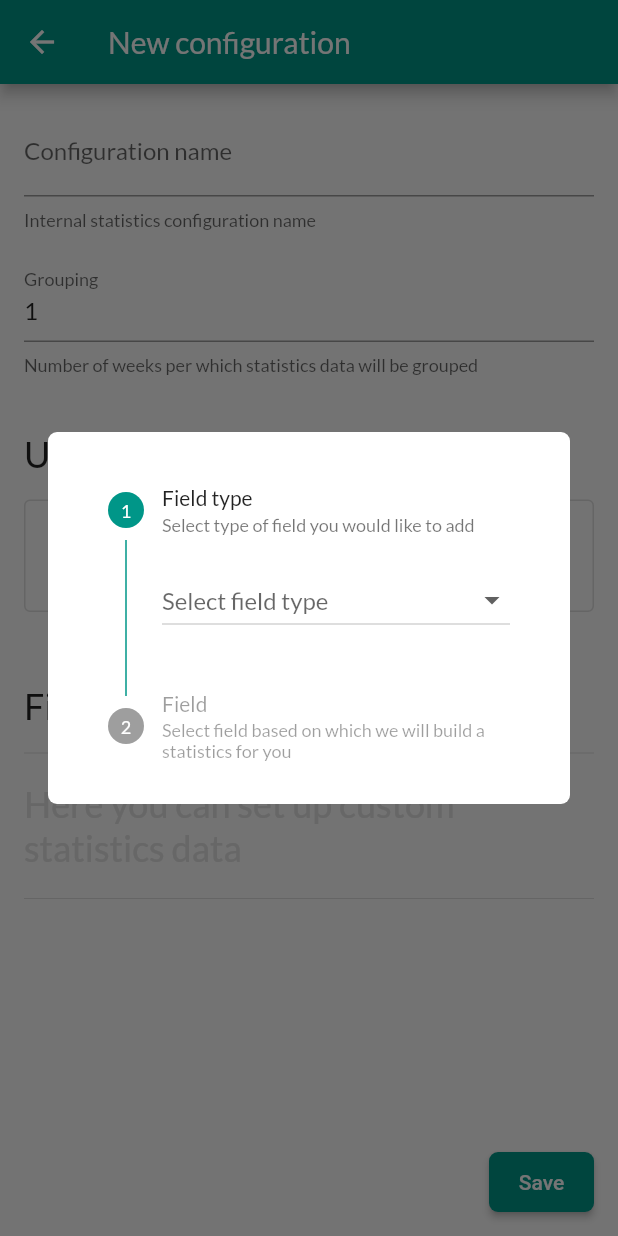
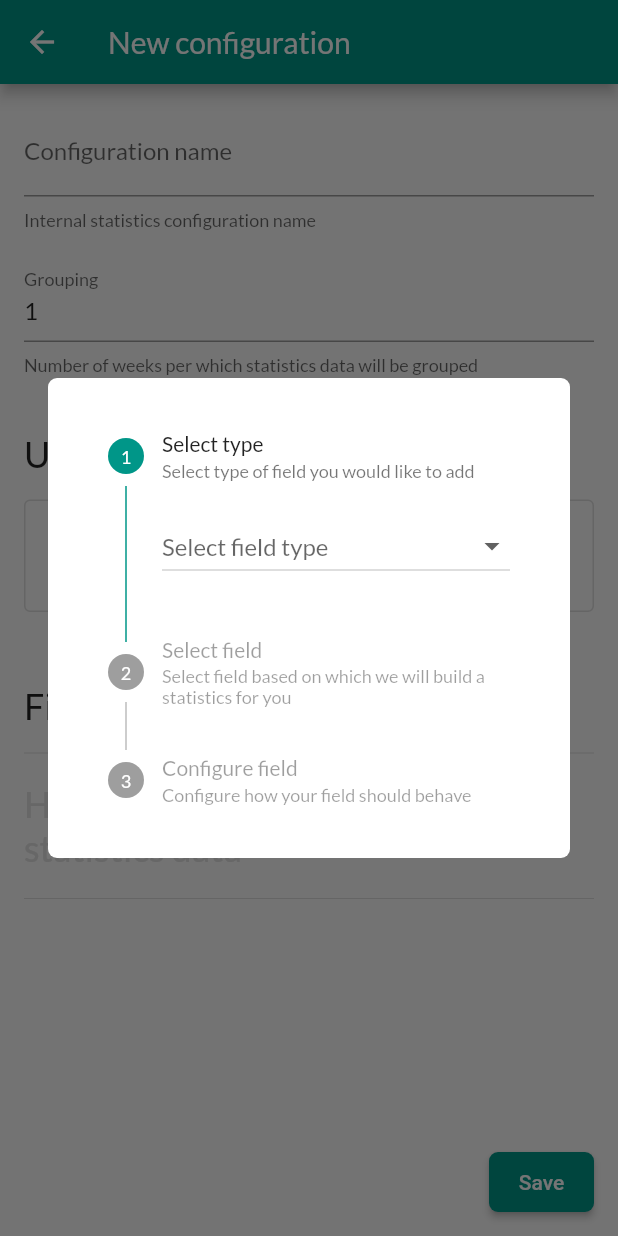
Before and after one commit to elopage/elopage_performance, a Flutter app: the ConfigurationEditPage screen opened directly, after a tap on "+ add", on a phone screen of 412 x 824 dp. Run offline on Flutter 3.47's test engine with Material 2 defaults, Android fonts, the phone set to English and light mode, and no system bars; our stand-ins replace get_it, google_fonts, hive_flutter; missing offline and left inert: atlassian_apis; accounts and stored records are empty; statements that could not run were skipped.

Commit message:
Number configs finished

```diff
--- a/lib/main.dart
+++ b/lib/main.dart
@@ -1,4 +1,4 @@
-import 'package:elopage_performance/src/pages/configs_page.dart';
+import 'package:elopage_performance/src/pages/configurations_page.dart';
 import 'package:flutter/material.dart';
 import 'package:google_fonts/google_fonts.dart';
 import 'package:hive_flutter/hive_flutter.dart';
@@ -18,7 +18,7 @@ class MyApp extends StatelessWidget {
   Widget build(BuildContext context) {
     final theme = ThemeData(primarySwatch: Colors.teal);
     return MaterialApp(
-      home: const ConfigsPage(),
+      home: const ConfigurationsPage(),
       title: 'elopage performance',
       debugShowCheckedModeBanner: false,
       theme: theme.copyWith(textTheme: GoogleFonts.latoTextTheme()),
--- /dev/null
+++ b/lib/src/components/fields_configuration_selector.dart
@@ -0,0 +1,232 @@
+import 'package:atlassian_apis/jira_platform.dart' hide FieldConfiguration;
+import 'package:elopage_performance/src/extensions/field_details_ext.dart';
+import 'package:elopage_performance/src/jira/jira.dart';
+import 'package:elopage_performance/src/models/field_configuration.dart';
+import 'package:elopage_performance/src/models/fileld_type.dart';
+import 'package:elopage_performance/src/service_locator.dart';
+import 'package:flutter/material.dart';
+
+class FieldsConfigurationSelector extends StatefulWidget {
+  const FieldsConfigurationSelector({Key? key, this.exclude = const []}) : super(key: key);
+
+  final List<FieldConfiguration> exclude;
+
+  @override
+  State<FieldsConfigurationSelector> createState() => _FieldsConfigurationSelectorState();
+}
+
+class _FieldsConfigurationSelectorState extends State<FieldsConfigurationSelector> {
+  FieldType? type;
+  FieldDetails? field;
+  FieldConfiguration? configuration;
+
+  int currentStep = 0;
+  List<FieldDetails>? detailsOptions;
+
+  void didChangeField(final FieldDetails? fieldDetails) {
+    if (!mounted || field == fieldDetails) return;
+
+    field = fieldDetails;
+    configuration = null;
+    currentStep = 2;
+
+    setState(() {});
+  }
+
+  Future<void> didChangeFieldType(final FieldType? value) async {
+    if (type == value) return;
+
+    field = null;
+    currentStep = 1;
+    if (mounted) setState(() {});
+
+    final jira = serviceLocator<Jira>();
+    final fields = await jira.issueFields.getFields();
+
+    type = value;
+    field = null;
+
+    detailsOptions = fields.where((f) => f.type == type && !widget.exclude.any((e) => e.field.id == f.id)).toList();
+
+    if (mounted) setState(() {});
+  }
+
+  @override
+  Widget build(BuildContext context) {
+    return Center(
+      child: Container(
+        margin: const EdgeInsets.all(32),
+        padding: const EdgeInsets.all(16),
+        constraints: const BoxConstraints(maxHeight: 500, minWidth: 350, maxWidth: 500),
+        decoration: BoxDecoration(
+          borderRadius: BorderRadius.circular(6),
+          color: Theme.of(context).dialogBackgroundColor,
+        ),
+        child: Material(
+          color: Colors.transparent,
+          child: Stepper(
+            currentStep: currentStep,
+            onStepTapped: (i) {
+              if (mounted) setState(() => currentStep = i);
+            },
+            controlsBuilder: buildControls,
+            steps: [
+              Step(
+                isActive: true,
+                title: Text('Select type ${type?.value != null ? '(${type?.value})' : ''}'),
+                subtitle: const Text('Select type of field you would like to add'),
+                content: DropdownButton<FieldType>(
+                  value: type,
+                  isExpanded: true,
+                  onChanged: didChangeFieldType,
+                  focusColor: Colors.transparent,
+                  hint: const Text('Select field type'),
+                  items: FieldType.defined.map((t) => DropdownMenuItem(value: t, child: Text(t.name))).toList(),
+                ),
+              ),
+              Step(
+                isActive: type != null,
+                title: Text('Select field ${field?.name != null ? '(${field?.name})' : ''}'),
+                state: type != null ? StepState.indexed : StepState.disabled,
+                subtitle: const Text('Select field based on which we will build a statistics for you'),
+                content: DropdownButton<FieldDetails>(
+                  value: field,
+                  isExpanded: true,
+                  onChanged: didChangeField,
+                  focusColor: Colors.transparent,
+                  hint: const Text('Select field'),
+                  borderRadius: BorderRadius.circular(6),
+                  items: detailsOptions?.map((d) => DropdownMenuItem(value: d, child: Text(d.name ?? ''))).toList(),
+                ),
+              ),
+              Step(
+                isActive: field != null,
+                title: const Text('Configure field'),
+                content: buildConfiguration(context),
+                state: field != null ? StepState.indexed : StepState.disabled,
+                subtitle: const Text('Configure how your field should behave'),
+              ),
+            ],
+          ),
+        ),
+      ),
+    );
+  }
+
+  Widget buildConfiguration(BuildContext context) {
+    switch (field?.type) {
+      case FieldType.number:
+        return _NumberFieldConfigurator(
+          field: field!,
+          key: ValueKey(field?.id),
+          onConfigurationChanged: (value) {
+            if (mounted) setState(() => configuration = value);
+          },
+        );
+
+      default:
+        return Align(
+          alignment: Alignment.centerLeft,
+          child: Text(
+            'This field has no configuration - feel free to continue',
+            style: Theme.of(context).textTheme.subtitle2?.copyWith(color: Colors.grey),
+          ),
+        );
+    }
+  }
+
+  Widget buildControls(BuildContext context, ControlsDetails controlsDetails) {
+    switch (controlsDetails.stepIndex) {
+      case 0:
+      case 1:
+        return const SizedBox.shrink();
+
+      case 2:
+      default:
+        return Align(
+          alignment: Alignment.centerRight,
+          child: Padding(
+            padding: const EdgeInsets.only(top: 16.0),
+            child: ElevatedButton(
+              onPressed: configuration != null ? () => Navigator.pop(context, configuration) : null,
+              style: ElevatedButton.styleFrom(elevation: 0),
+              child: const Text('Add field to statistics'),
+            ),
+          ),
+        );
+    }
+  }
+
+  void onStepTapped(final int index) {
+    if (mounted) setState(() => currentStep = index);
+  }
+}
+
+class _NumberFieldConfigurator extends StatefulWidget {
+  const _NumberFieldConfigurator({Key? key, required this.field, required this.onConfigurationChanged})
+      : super(key: key);
+
+  final FieldDetails field;
+  final ValueChanged<NumberFieldConfiguration?> onConfigurationChanged;
+
+  @override
+  State<_NumberFieldConfigurator> createState() => _NumberFieldConfiguratorState();
+}
+
+class _NumberFieldConfiguratorState extends State<_NumberFieldConfigurator> {
+  NumberFieldRepresentation? representation;
+
+  @override
+  void initState() {
+    super.initState();
+    assert(widget.field.type == FieldType.number, '_NumberFieldConfigurator works only with Number type fields');
+  }
+
+  @override
+  Widget build(BuildContext context) {
+    return Column(
+      crossAxisAlignment: CrossAxisAlignment.start,
+      children: [
+        Text(
+          'Choose representation of number value. '
+          'Values like "Original estimate" or "Time spent" '
+          'Jira represent as numbers in seconds, so those '
+          'will look better with time representation mode.',
+          style: Theme.of(context).textTheme.labelMedium?.copyWith(height: 1.4),
+        ),
+        const SizedBox(height: 16),
+        Row(
+          children: [
+            Radio<NumberFieldRepresentation>(
+              splashRadius: 15,
+              groupValue: representation,
+              onChanged: setRepresentation,
+              value: NumberFieldRepresentation.number,
+            ),
+            GestureDetector(
+              onTap: () => setRepresentation(NumberFieldRepresentation.number),
+              child: const Text('Number'),
+            ),
+            const SizedBox(width: 32),
+            Radio<NumberFieldRepresentation>(
+              splashRadius: 15,
+              groupValue: representation,
+              onChanged: setRepresentation,
+              value: NumberFieldRepresentation.time,
+            ),
+            GestureDetector(
+              onTap: () => setRepresentation(NumberFieldRepresentation.time),
+              child: const Text('Time'),
+            ),
+          ],
+        ),
+      ],
+    );
+  }
+
+  void setRepresentation(final NumberFieldRepresentation? value) {
+    if (!mounted) return;
+    setState(() => representation = value);
+    widget.onConfigurationChanged(value == null ? null : NumberFieldConfiguration(widget.field, value));
+  }
+}
--- a/lib/src/components/fields_selector.dart
+++ /dev/null
@@ -1,125 +0,0 @@
-import 'package:atlassian_apis/jira_platform.dart';
-import 'package:elopage_performance/src/extensions/field_details_ext.dart';
-import 'package:elopage_performance/src/jira/jira.dart';
-import 'package:elopage_performance/src/models/fileld_type.dart';
-import 'package:elopage_performance/src/service_locator.dart';
-import 'package:flutter/material.dart';
-
-class FieldsSelector extends StatefulWidget {
-  const FieldsSelector({Key? key, this.exclude = const []}) : super(key: key);
-
-  final List<FieldDetails> exclude;
-
-  @override
-  State<FieldsSelector> createState() => _FieldsSelectorState();
-}
-
-class _FieldsSelectorState extends State<FieldsSelector> {
-  FieldType? type;
-  FieldDetails? field;
-
-  int currentStep = 0;
-  List<FieldDetails>? detailsOptions;
-
-  void didChangeField(final FieldDetails? fieldDetails) {
-    if (mounted) setState(() => field = fieldDetails);
-  }
-
-  Future<void> didChangeFieldType(final FieldType? value) async {
-    if (type == value) return;
-
-    field = null;
-    currentStep = 1;
-    if (mounted) setState(() {});
-
-    final jira = serviceLocator<Jira>();
-    final fields = await jira.issueFields.getFields();
-
-    type = value;
-    field = null;
-
-    detailsOptions = fields.where((f) => f.type == type && !widget.exclude.any((e) => e.id == f.id)).toList();
-
-    if (mounted) setState(() {});
-  }
-
-  @override
-  Widget build(BuildContext context) {
-    return Center(
-      child: Container(
-        margin: const EdgeInsets.all(32),
-        padding: const EdgeInsets.all(16),
-        constraints: const BoxConstraints(maxHeight: 500, minWidth: 350, maxWidth: 500),
-        decoration: BoxDecoration(
-          borderRadius: BorderRadius.circular(6),
-          color: Theme.of(context).dialogBackgroundColor,
-        ),
-        child: Material(
-          color: Colors.transparent,
-          child: Stepper(
-            currentStep: currentStep,
-            onStepTapped: (i) {
-              if (mounted) setState(() => currentStep = i);
-            },
-            controlsBuilder: buildControls,
-            steps: [
-              Step(
-                isActive: true,
-                title: const Text('Field type'),
-                subtitle: const Text('Select type of field you would like to add'),
-                content: DropdownButton<FieldType>(
-                  value: type,
-                  isExpanded: true,
-                  onChanged: didChangeFieldType,
-                  focusColor: Colors.transparent,
-                  hint: const Text('Select field type'),
-                  items: FieldType.defined.map((t) => DropdownMenuItem(value: t, child: Text(t.name))).toList(),
-                ),
-              ),
-              Step(
-                isActive: type != null,
-                title: const Text('Field'),
-                state: type != null ? StepState.indexed : StepState.disabled,
-                subtitle: const Text('Select field based on which we will build a statistics for you'),
-                content: DropdownButton<FieldDetails>(
-                  value: field,
-                  isExpanded: true,
-                  onChanged: didChangeField,
-                  focusColor: Colors.transparent,
-                  hint: const Text('Select field'),
-                  borderRadius: BorderRadius.circular(6),
-                  items: detailsOptions?.map((d) => DropdownMenuItem(value: d, child: Text(d.name ?? ''))).toList(),
-                ),
-              ),
-            ],
-          ),
-        ),
-      ),
-    );
-  }
-
-  Widget buildControls(BuildContext context, ControlsDetails controlsDetails) {
-    switch (controlsDetails.stepIndex) {
-      case 0:
-        return const SizedBox.shrink();
-
-      case 1:
-      default:
-        return Align(
-          alignment: Alignment.centerRight,
-          child: Padding(
-            padding: const EdgeInsets.only(top: 16.0),
-            child: ElevatedButton(
-              style: ElevatedButton.styleFrom(elevation: 0),
-              onPressed: field != null ? () => Navigator.pop(context, field) : null,
-              child: const Text('Add field to statistics'),
-            ),
-          ),
-        );
-    }
-  }
-
-  void onStepTapped(final int index) {
-    if (mounted) setState(() => currentStep = index);
-  }
-}
--- /dev/null
+++ b/lib/src/models/field_configuration.dart
@@ -0,0 +1,63 @@
+import 'package:atlassian_apis/jira_platform.dart';
+import 'package:elopage_performance/src/extensions/field_details_ext.dart';
+import 'package:elopage_performance/src/models/fileld_type.dart';
+import 'package:elopage_performance/src/models/performance_data.dart';
+import 'package:elopage_performance/src/models/statistics.dart';
+
+extension FieldConfigurationExt on FieldConfiguration {
+  FieldStatistics? buildStatistics(final PerformanceData data) {
+    switch (type) {
+      case FieldType.number:
+        return NumberFieldStatistics(this as NumberFieldConfiguration, data);
+      case FieldType.unknown:
+        return null;
+    }
+  }
+}
+
+abstract class FieldConfiguration {
+  const FieldConfiguration(this.field);
+  final FieldDetails field;
+
+  FieldType get type => field.type;
+
+  Map<String, dynamic> toJson() {
+    final map = <String, dynamic>{'field': field.toJson()};
+
+    switch (runtimeType) {
+      case NumberFieldConfiguration:
+        map['representation'] = (this as NumberFieldConfiguration).representation.value;
+        return map;
+    }
+
+    return {};
+  }
+
+  static FieldConfiguration? fromJson(final Map<String, dynamic> json) {
+    json['field'] = Map<String, dynamic>.from(json['field'] ?? {});
+    json['field']?['schema'] = Map<String, dynamic>.from(json['field']?['schema'] ?? {});
+    final field = FieldDetails.fromJson(json['field']);
+
+    switch (field.type) {
+      case FieldType.number:
+        return NumberFieldConfiguration(field, NumberFieldRepresentation.fromValue(json['representation']));
+      default:
+        return null;
+    }
+  }
+}
+
+enum NumberFieldRepresentation {
+  number('number'),
+  time('time');
+
+  const NumberFieldRepresentation(this.value);
+  factory NumberFieldRepresentation.fromValue(final String value) => value == 'time' ? time : number;
+
+  final String value;
+}
+
+class NumberFieldConfiguration extends FieldConfiguration {
+  const NumberFieldConfiguration(super.field, final this.representation);
+  final NumberFieldRepresentation representation;
+}
--- a/lib/src/models/statistics_configuration.dart
+++ b/lib/src/models/statistics_configuration.dart
@@ -1,32 +1,34 @@
-import 'package:atlassian_apis/jira_platform.dart';
+import 'package:atlassian_apis/jira_platform.dart' hide FieldConfiguration;
+import 'package:elopage_performance/src/models/field_configuration.dart';
 
 class StatisticsConfiguration {
   const StatisticsConfiguration({
     required this.name,
     required this.group,
-    required this.fields,
     required this.dataGrouping,
+    required this.fieldConfigurations,
   });
 
   final String name;
   final int dataGrouping;
   final GroupDetails group;
-  final List<FieldDetails> fields;
+  final List<FieldConfiguration> fieldConfigurations;
 
   Map<String, dynamic> toJson() => {
         'name': name,
         'grouping': dataGrouping,
         'users_group': group.toJson(),
-        'details': fields.map<Map<String, dynamic>>((d) => d.toJson()).toList(),
+        'field_configurations': fieldConfigurations.map<Map<String, dynamic>>((d) => d.toJson()).toList(),
       };
 
   static StatisticsConfiguration fromJson(final Map<String, dynamic> json) => StatisticsConfiguration(
         name: json['name'],
         dataGrouping: json['grouping'],
         group: GroupDetails.fromJson(Map<String, Object?>.from(json['users_group'])),
-        fields: List<Map>.from(json['details']).map(Map<String, dynamic>.from).map((m) {
-          m['schema'] = Map<String, dynamic>.from(m['schema']);
-          return FieldDetails.fromJson(m);
-        }).toList(),
+        fieldConfigurations: List<Map>.from(json['field_configurations'])
+            .map(Map<String, dynamic>.from)
+            .map(FieldConfiguration.fromJson)
+            .whereType<FieldConfiguration>()
+            .toList(),
       );
 }
--- a/lib/src/pages/configuration_edit_page.dart
+++ b/lib/src/pages/configuration_edit_page.dart
@@ -1,6 +1,9 @@
-import 'package:atlassian_apis/jira_platform.dart' hide Icon;
-import 'package:elopage_performance/src/components/fields_selector.dart';
+import 'package:atlassian_apis/jira_platform.dart' hide Icon, FieldConfiguration;
+import 'package:elopage_performance/src/components/fields_configuration_selector.dart';
 import 'package:elopage_performance/src/components/group_selector.dart';
+import 'package:elopage_performance/src/extensions/field_details_ext.dart';
+import 'package:elopage_performance/src/models/field_configuration.dart';
+import 'package:elopage_performance/src/models/fileld_type.dart';
 import 'package:elopage_performance/src/models/statistics_configuration.dart';
 import 'package:flutter/material.dart';
 
@@ -16,7 +19,7 @@ class ConfigurationEditPage extends StatefulWidget {
 class _ConfigurationEditPageState extends State<ConfigurationEditPage> {
   final GlobalKey<FormState> _formKey = GlobalKey<FormState>();
 
-  final fields = <FieldDetails>[];
+  final fieldConfigurations = <FieldConfiguration>[];
   late final TextEditingController nameController;
   late final TextEditingController groupingController;
 
@@ -30,7 +33,7 @@ class _ConfigurationEditPageState extends State<ConfigurationEditPage> {
     group = widget.editConfig?.group;
     nameController = TextEditingController(text: widget.editConfig?.name);
     groupingController = TextEditingController(text: widget.editConfig?.dataGrouping.toString() ?? '1');
-    if (isEditing) fields.addAll(widget.editConfig!.fields);
+    if (isEditing) fieldConfigurations.addAll(widget.editConfig!.fieldConfigurations);
   }
 
   @override
@@ -43,11 +46,7 @@ class _ConfigurationEditPageState extends State<ConfigurationEditPage> {
   @override
   Widget build(BuildContext context) {
     return Scaffold(
-      appBar: AppBar(
-        title: Text(
-          isEditing ? 'Editing "${widget.editConfig?.name}"' : 'New configuration',
-        ),
-      ),
+      appBar: AppBar(title: Text(isEditing ? 'Editing "${widget.editConfig?.name}"' : 'New configuration')),
       floatingActionButton: SizedBox(
         width: 70.0,
         height: 40.0,
@@ -145,7 +144,7 @@ class _ConfigurationEditPageState extends State<ConfigurationEditPage> {
                   const Divider(height: 32),
                 ],
               ),
-              footer: fields.isNotEmpty
+              footer: fieldConfigurations.isNotEmpty
                   ? null
                   : Container(
                       height: 65,
@@ -155,19 +154,20 @@ class _ConfigurationEditPageState extends State<ConfigurationEditPage> {
                         style: Theme.of(context).textTheme.headline5?.copyWith(color: Colors.grey[300]),
                       ),
                     ),
-              children: fields
-                  .map<ListTile>((f) => ListTile(
+              children: fieldConfigurations
+                  .map<ListTile>((c) => ListTile(
                         minVerticalPadding: 8,
-                        key: ValueKey(f.id ?? ''),
-                        title: Text(f.name ?? ''),
-                        subtitle: Text(f.id ?? ''),
+                        key: ValueKey(c.field.id ?? ''),
+                        title: Text(c.field.name ?? ''),
+                        subtitle: Text(c.field.id ?? ''),
+                        leading: buildLeading(context, c),
                         contentPadding: const EdgeInsets.only(left: 8.0),
                         trailing: Padding(
                           padding: const EdgeInsets.only(right: 36.0),
                           child: IconButton(
                             iconSize: 20,
                             splashRadius: 22,
-                            onPressed: () => removeField(f),
+                            onPressed: () => removeField(c),
                             icon: Icon(Icons.delete_sweep_outlined, color: Colors.red[300]!),
                           ),
                         ),
@@ -181,8 +181,19 @@ class _ConfigurationEditPageState extends State<ConfigurationEditPage> {
     );
   }
 
-  void removeField(final FieldDetails field) {
-    fields.remove(field);
+  Widget buildLeading(final BuildContext context, final FieldConfiguration configuration) {
+    switch (configuration.field.type) {
+      case FieldType.number:
+        final representation = (configuration as NumberFieldConfiguration).representation;
+        return Icon(representation == NumberFieldRepresentation.time ? Icons.timer_outlined : Icons.onetwothree);
+
+      default:
+        return const SizedBox.shrink();
+    }
+  }
+
+  void removeField(final FieldConfiguration configuration) {
+    fieldConfigurations.remove(configuration);
 
     if (mounted) setState(() {});
   }
@@ -190,8 +201,8 @@ class _ConfigurationEditPageState extends State<ConfigurationEditPage> {
   void reorderFields(int oldIndex, int newIndex) {
     if (newIndex > oldIndex) newIndex -= 1;
 
-    final field = fields.removeAt(oldIndex);
-    fields.insert(newIndex, field);
+    final field = fieldConfigurations.removeAt(oldIndex);
+    fieldConfigurations.insert(newIndex, field);
 
     if (mounted) setState(() {});
   }
@@ -228,14 +239,14 @@ class _ConfigurationEditPageState extends State<ConfigurationEditPage> {
   }
 
   Future<void> openFieldSelector() async {
-    final selected = await showDialog<FieldDetails?>(
+    final selected = await showDialog<FieldConfiguration?>(
       context: context,
-      builder: (_) => FieldsSelector(exclude: fields),
+      builder: (context) => FieldsConfigurationSelector(exclude: fieldConfigurations),
     );
 
     if (selected == null) return;
 
-    fields.add(selected);
+    fieldConfigurations.add(selected);
 
     if (mounted) setState(() {});
   }
@@ -251,8 +262,8 @@ class _ConfigurationEditPageState extends State<ConfigurationEditPage> {
       final statisticsConfig = StatisticsConfiguration(
         name: name,
         group: group!,
-        fields: fields,
         dataGrouping: grouping,
+        fieldConfigurations: fieldConfigurations,
       );
 
       if (mounted) Navigator.of(context).pop(statisticsConfig);
--- a/pubspec.yaml
+++ b/pubspec.yaml
@@ -2,6 +2,7 @@ name: elopage_performance
 description: A new Flutter project.
 publish_to: "none"
 version: 1.0.0+1
+# uses-material-design: true
 
 environment:
   sdk: ">=2.17.6 <3.0.0"
```
Also changed, not shown: lib/src/controllers/performance_controller.dart (+4 -4 lines), lib/src/extensions/field_details_ext.dart (+0 -10 lines), lib/src/models/statistics.dart (+17 -13 lines), lib/src/pages/configurations_page.dart (renamed from lib/src/pages/configs_page.dart, +11 -11 lines), lib/src/pages/performance_page.dart (+15 -8 lines).
